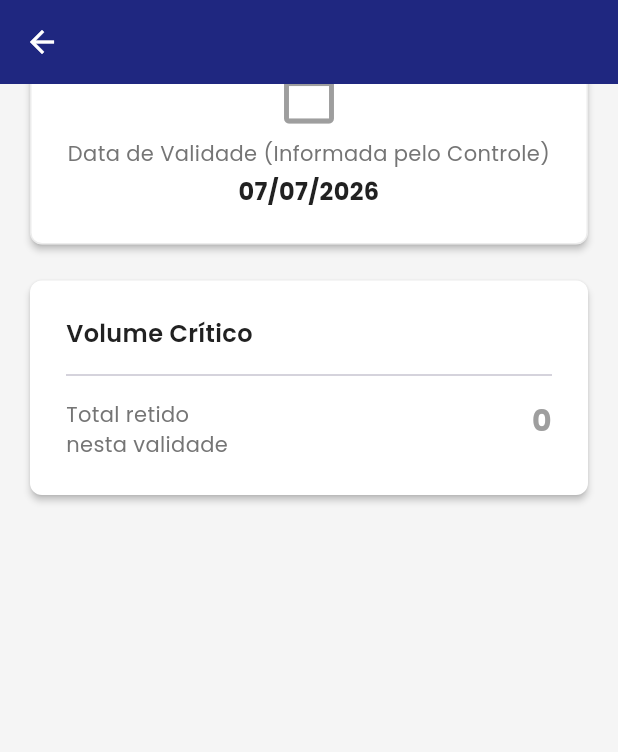
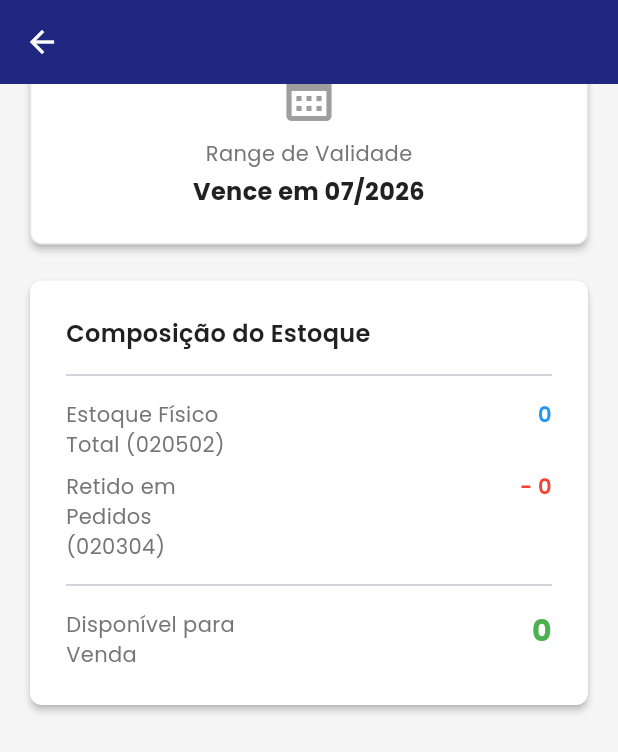
Before and after one commit to GSOData/app-sku, a Flutter app: the SkuDetailScreen screen opened directly with empty values, scrolled down 508 dp, on a phone screen of 412 x 824 dp. Shown: the top 752 px of the screen. Run offline on Flutter 3.47's test engine with Material 3 defaults, Android fonts, the light colour scheme and no system bars; our stand-ins replace file_picker, google_fonts, shared_preferences; accounts and stored records are empty.

Commit message:
feat: diferenciação de cálculo de estoque normal e estoque crítico

```diff
--- a/app_mobile/lib/screens/critical_items_screen.dart
+++ b/app_mobile/lib/screens/critical_items_screen.dart
@@ -142,7 +142,7 @@ class _CriticalItemsScreenState extends State<CriticalItemsScreen> {
       shape: RoundedRectangleBorder(borderRadius: BorderRadius.circular(AppRadius.md), side: BorderSide(color: sku.statusColor.withAlpha(100), width: 2)),
       elevation: 3,
       child: InkWell(
-        onTap: () => Navigator.push(context, MaterialPageRoute(builder: (_) => SkuDetailScreen(sku: sku))),
+        onTap: () => Navigator.push(context, MaterialPageRoute(builder: (_) => SkuDetailScreen(sku: sku, isCriticalItem: true))),
         borderRadius: BorderRadius.circular(AppRadius.md),
         child: Column(children: [
           Container(
--- a/app_mobile/lib/screens/sku_detail_screen.dart
+++ b/app_mobile/lib/screens/sku_detail_screen.dart
@@ -9,8 +9,14 @@ import 'login_screen.dart';
 
 class SkuDetailScreen extends StatefulWidget {
   final Sku sku;
+  // NOVO: Interruptor que define se a tela está no modo Controle ou Estoque Geral
+  final bool isCriticalItem;
 
-  const SkuDetailScreen({super.key, required this.sku});
+  const SkuDetailScreen({
+    super.key,
+    required this.sku,
+    this.isCriticalItem = false, // Por padrão, é falso (Estoque Geral)
+  });
 
   @override
   State<SkuDetailScreen> createState() => _SkuDetailScreenState();
@@ -64,7 +70,10 @@ class _SkuDetailScreenState extends State<SkuDetailScreen> with SingleTickerProv
             child: TabBarView(
               controller: _tabController,
               children: [
-                _buildValidadeEstoqueTab(sku, dateFormat, unidadeText),
+                // Renderiza a aba dinamicamente com base no interruptor!
+                widget.isCriticalItem
+                    ? _buildValidadeManualTab(sku, dateFormat, unidadeText)
+                    : _buildValidadeEstoqueTab(sku),
                 _buildInfoTab(sku),
               ],
             ),
@@ -113,11 +122,13 @@ class _SkuDetailScreenState extends State<SkuDetailScreen> with SingleTickerProv
       case 'vencido':
         return Icons.block;
       case 'risco de vencimento':
+      case 'crítico':
+      case 'extremamente crítico':
         return Icons.warning;
       case 'pré-bloqueio':
         return Icons.schedule;
       default:
-        return Icons.info_outline;
+        return Icons.check_circle;
     }
   }
 
@@ -135,11 +146,21 @@ class _SkuDetailScreenState extends State<SkuDetailScreen> with SingleTickerProv
             if (sku.unidadeNegocio != null)
               _buildInfoRow(Icons.business, 'Unidade', '${sku.unidadeNegocio!.codigoUnb} - ${sku.unidadeNegocio!.nome}'),
             const Divider(height: AppSpacing.lg),
+
+            // RENDENRIZAÇÃO CONDICIONAL DOS QUADRADINHOS
             Row(
-              children: [
-                Expanded(child: _buildInfoTile(Icons.inventory, 'Retido ($unidadeText)', sku.qtdDisponivelVenda.toString(), AppColors.error)),
-                Expanded(child: _buildInfoTile(Icons.schedule, 'Dias Restantes', sku.statusDiasRestantes != null ? '${sku.statusDiasRestantes}' : '-', sku.statusColor)),
-              ],
+              children: widget.isCriticalItem
+              ? [
+                  // MODO CONTROLE MANUAL
+                  Expanded(child: _buildInfoTile(Icons.inventory, 'Retido ($unidadeText)', sku.qtdDisponivelVenda.toString(), AppColors.error)),
+                  Expanded(child: _buildInfoTile(Icons.schedule, 'Dias Restantes', sku.statusDiasRestantes != null ? '${sku.statusDiasRestantes}' : '-', sku.statusColor)),
+                ]
+              : [
+                  // MODO ESTOQUE GERAL
+                  Expanded(child: _buildInfoTile(Icons.inventory, 'Disp. Venda', sku.qtdDisponivelVenda.toString(), AppColors.success)),
+                  Expanded(child: _buildInfoTile(Icons.warning_amber_rounded, 'Buffer', '${sku.qtdBuffer020304}', AppColors.error)),
+                  Expanded(child: _buildInfoTile(Icons.schedule, 'Dias Restantes', sku.statusDiasRestantes != null ? '${sku.statusDiasRestantes}' : '-', sku.statusColor)),
+                ],
             ),
           ],
         ),
@@ -189,16 +210,76 @@ class _SkuDetailScreenState extends State<SkuDetailScreen> with SingleTickerProv
         unselectedLabelColor: AppColors.textSecondary,
         indicatorColor: AppColors.primary,
         labelStyle: GoogleFonts.poppins(fontWeight: FontWeight.w600, fontSize: AppFontSizes.body),
-        tabs: const [
-          Tab(text: 'Apontamento Manual', icon: Icon(Icons.crisis_alert)),
-          Tab(text: 'Informações', icon: Icon(Icons.info_outline)),
+        tabs: [
+          Tab(
+            // Nome da aba dinâmico
+            text: widget.isCriticalItem ? 'Apontamento Manual' : 'Estoque/Validade',
+            icon: Icon(widget.isCriticalItem ? Icons.crisis_alert : Icons.layers)
+          ),
+          const Tab(text: 'Informações', icon: Icon(Icons.info_outline)),
         ],
       ),
     );
   }
 
-  Widget _buildValidadeEstoqueTab(Sku sku, DateFormat formatador, String unidadeText) {
-    // Pegando a data exata em vez do range mês/ano
+  // =========================================================================
+  // ABA DO ESTOQUE GERAL (PLANILHA)
+  // =========================================================================
+  Widget _buildValidadeEstoqueTab(Sku sku) {
+    return SingleChildScrollView(
+      padding: const EdgeInsets.only(left: AppSpacing.md, right: AppSpacing.md, top: AppSpacing.md, bottom: 100.0),
+      child: Column(
+        crossAxisAlignment: CrossAxisAlignment.stretch,
+        children: [
+          Card(
+            color: AppColors.surface,
+            shape: RoundedRectangleBorder(borderRadius: BorderRadius.circular(AppRadius.md), side: BorderSide(color: sku.statusColor.withAlpha(50), width: 1)),
+            child: Padding(
+              padding: const EdgeInsets.all(AppSpacing.lg),
+              child: Column(
+                children: [
+                  Icon(Icons.calendar_month, color: sku.statusColor, size: 40),
+                  const SizedBox(height: AppSpacing.sm),
+                  Text('Range de Validade', style: GoogleFonts.poppins(color: AppColors.textSecondary, fontSize: AppFontSizes.body)),
+                  const SizedBox(height: AppSpacing.xs),
+                  Text(
+                    sku.getRangeValidadeFormatado(),
+                    style: GoogleFonts.poppins(color: AppColors.textPrimary, fontSize: AppFontSizes.subtitle, fontWeight: FontWeight.bold),
+                    textAlign: TextAlign.center
+                  ),
+                ],
+              ),
+            ),
+          ),
+          const SizedBox(height: AppSpacing.md),
+          Card(
+            color: AppColors.surface,
+            shape: RoundedRectangleBorder(borderRadius: BorderRadius.circular(AppRadius.md)),
+            child: Padding(
+              padding: const EdgeInsets.all(AppSpacing.lg),
+              child: Column(
+                crossAxisAlignment: CrossAxisAlignment.start,
+                children: [
+                  Text('Composição do Estoque', style: GoogleFonts.poppins(color: AppColors.textPrimary, fontSize: AppFontSizes.subtitle, fontWeight: FontWeight.w600)),
+                  const Padding(padding: EdgeInsets.symmetric(vertical: AppSpacing.sm), child: Divider()),
+                  _buildEstoqueRow('Estoque Físico Total (020502)', sku.qtdTotal020502.toString(), AppColors.info),
+                  const SizedBox(height: AppSpacing.sm),
+                  _buildEstoqueRow('Retido em Pedidos (020304)', '- ${sku.qtdBuffer020304}', AppColors.error),
+                  const Padding(padding: EdgeInsets.symmetric(vertical: AppSpacing.sm), child: Divider()),
+                  _buildEstoqueRow('Disponível para Venda', sku.qtdDisponivelVenda.toString(), AppColors.success, isBold: true),
+                ],
+              ),
+            ),
+          ),
+        ],
+      ),
+    );
+  }
+
+  // =========================================================================
+  // ABA DO LANÇAMENTO MANUAL (CONTROLE)
+  // =========================================================================
+  Widget _buildValidadeManualTab(Sku sku, DateFormat formatador, String unidadeText) {
     final dataExata = sku.validadeInicioRange != null ? formatador.format(sku.validadeInicioRange!) : 'Indefinida';
 
     return SingleChildScrollView(
```
